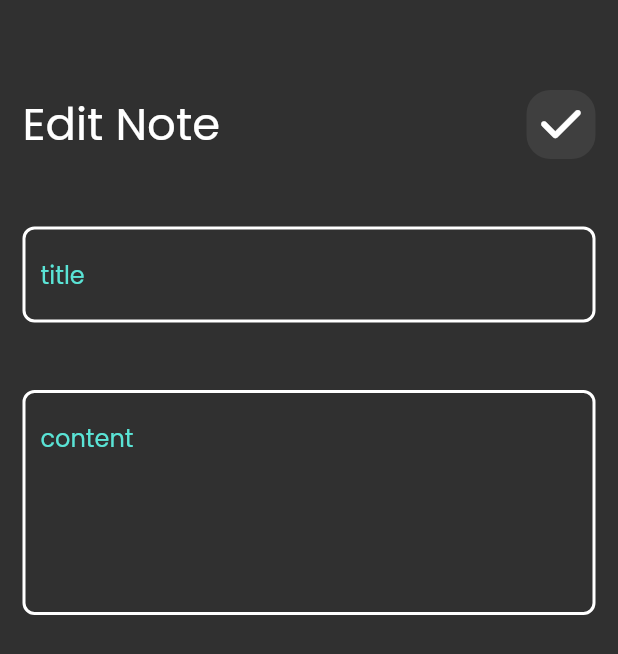
After one commit to Jihedbenammar/Note_app, a Flutter app: the screen it shows after launch, after a tap on "Flutter Tips", on a phone screen of 412 x 824 dp. The commit adds this screen. Shown: the top 654 px of the screen. Run offline on Flutter 3.47's test engine with Material 2 defaults, Android fonts, the phone set to English and light mode, and no system bars; our stand-ins replace font_awesome_flutter.

Commit message:
finich edit note view

```diff
--- /dev/null
+++ b/lib/views/edit_note_view.dart
@@ -0,0 +1,13 @@
+import 'package:flutter/material.dart';
+import 'package:note_app/widgets/edit_view_body.dart';
+
+class EditNoteView extends StatelessWidget {
+  const EditNoteView({super.key});
+
+  @override
+  Widget build(BuildContext context) {
+    return const Scaffold(
+      body: EditViewBody(),
+    );
+  }
+}
--- a/lib/widgets/custom_appbar.dart
+++ b/lib/widgets/custom_appbar.dart
@@ -4,18 +4,21 @@ import '../constant/colors.dart';
 import 'custom_search_icon.dart';
 
 class CustomAppBar extends StatelessWidget {
-  const CustomAppBar({super.key});
-
+  const CustomAppBar({super.key, required this.title, required this.icon});
+  final String title;
+  final IconData icon;
   @override
   Widget build(BuildContext context) {
-    return const Row(
+    return Row(
       children: [
         Text(
-          "Notes",
-          style: TextStyle(fontSize: 30, color: Kcolors.kwhite),
+          title,
+          style: const TextStyle(fontSize: 30, color: Kcolors.kwhite),
         ),
-        Spacer(),
-        CustomSearchIcon(),
+        const Spacer(),
+        CustomSearchIcon(
+          icon: icon,
+        ),
       ],
     );
   }
--- a/lib/widgets/custom_note_item.dart
+++ b/lib/widgets/custom_note_item.dart
@@ -1,5 +1,6 @@
 import 'package:flutter/material.dart';
 import 'package:font_awesome_flutter/font_awesome_flutter.dart';
+import 'package:note_app/views/edit_note_view.dart';
 
 import '../constant/colors.dart';
 
@@ -8,7 +9,12 @@ class CustomNoteItem extends StatelessWidget {
 
   @override
   Widget build(BuildContext context) {
-    return Container(
+    return GestureDetector(
+      onTap: () {
+        Navigator.push(context,
+            MaterialPageRoute(builder: (context) => const EditNoteView()));
+      },
+      child: Container(
         margin: const EdgeInsets.only(top: 10),
         padding: const EdgeInsets.all(10),
         decoration: BoxDecoration(
@@ -47,6 +53,7 @@ class CustomNoteItem extends StatelessWidget {
             )
           ],
         ),
+      ),
     );
   }
 }
--- a/lib/widgets/custom_search_icon.dart
+++ b/lib/widgets/custom_search_icon.dart
@@ -3,16 +3,14 @@ import 'package:flutter/material.dart';
 import '../constant/colors.dart';
 
 class CustomSearchIcon extends StatelessWidget {
-  const CustomSearchIcon({
-    super.key,
-  });
-
+  const CustomSearchIcon({required this.icon});
+  final IconData icon;
   @override
   Widget build(BuildContext context) {
     return Container(
-      child: const Center(
+      child: Center(
         child: Icon(
-          Icons.search,
+          icon,
           size: 30,
         ),
       ),
--- /dev/null
+++ b/lib/widgets/edit_view_body.dart
@@ -0,0 +1,37 @@
+import 'package:flutter/material.dart';
+import 'package:font_awesome_flutter/font_awesome_flutter.dart';
+import 'package:note_app/widgets/custom_appbar.dart';
+import 'package:note_app/widgets/custom_text_field.dart';
+
+class EditViewBody extends StatelessWidget {
+  const EditViewBody({super.key});
+
+  @override
+  Widget build(BuildContext context) {
+    return const Padding(
+      padding: EdgeInsets.all(15),
+      child: Column(
+        children: [
+          SizedBox(
+            height: 45,
+          ),
+          CustomAppBar(
+            title: "Edit Note",
+            icon: FontAwesomeIcons.check,
+          ),
+          SizedBox(
+            height: 45,
+          ),
+          CustomTextField(title: "title"),
+          SizedBox(
+            height: 45,
+          ),
+          CustomTextField(
+            title: "content",
+            maxlines: 5,
+          )
+        ],
+      ),
+    );
+  }
+}
--- a/lib/widgets/notes_view_body.dart
+++ b/lib/widgets/notes_view_body.dart
@@ -17,7 +17,10 @@ class NotesViewBody extends StatelessWidget {
           SizedBox(
             height: 45,
           ),
-          CustomAppBar(),
+          CustomAppBar(
+            title: "Notes",
+            icon: Icons.search,
+          ),
           SizedBox(
             height: 10,
           ),
```
Lines whose indentation alone changed are shown as unchanged.
